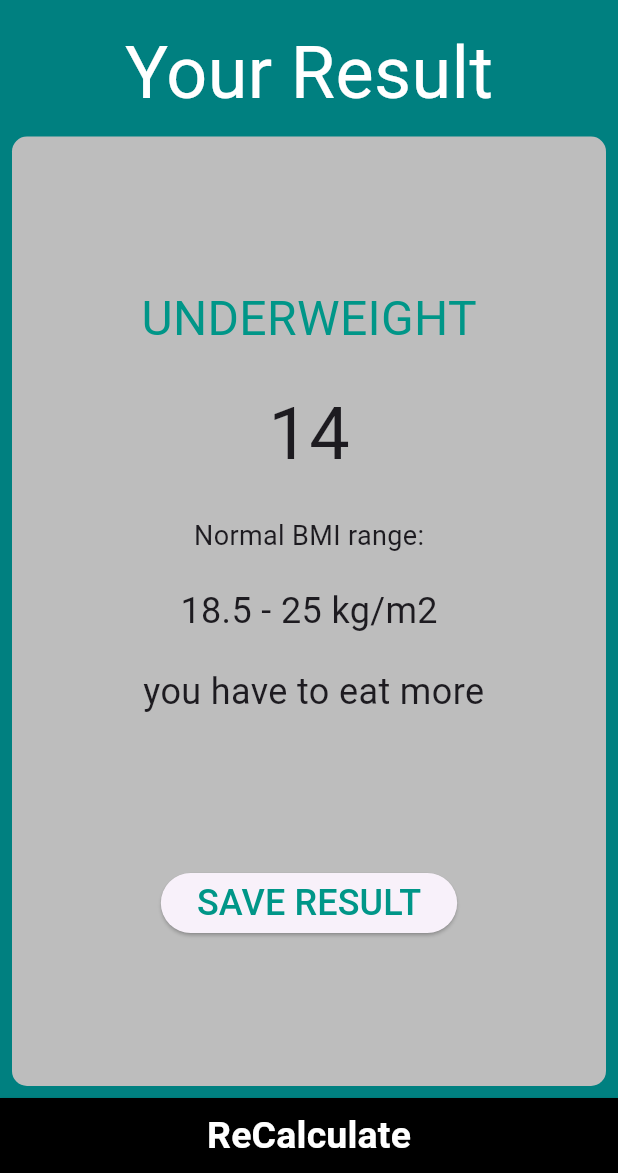
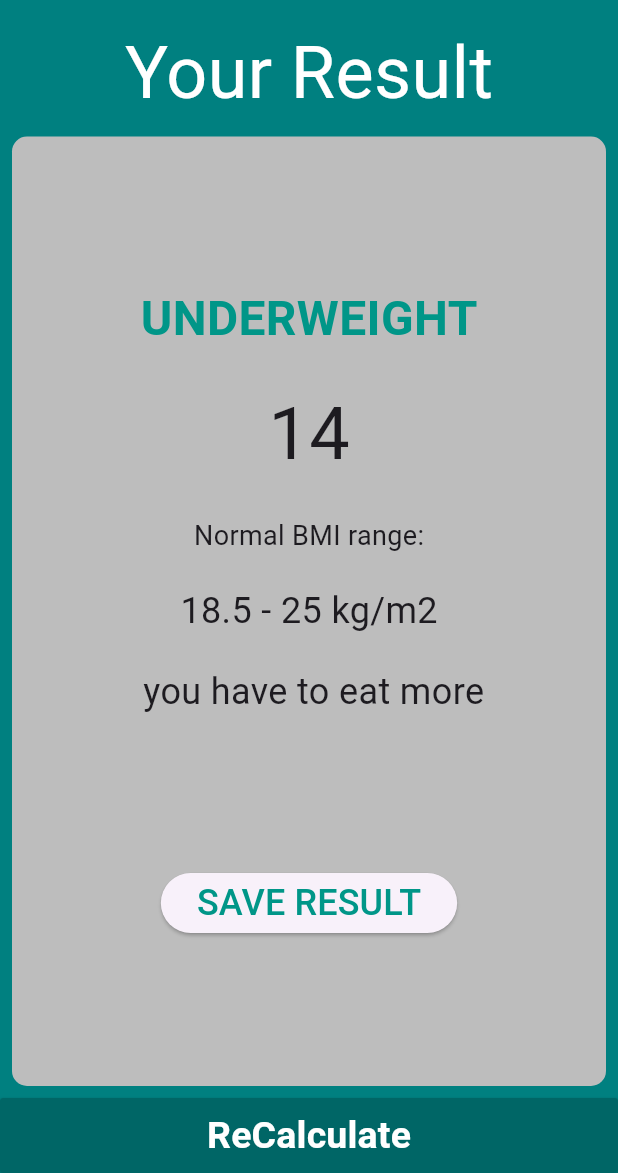
Before and after one commit to nadaalaa22/BMI_advanced, a Flutter app: the screen it shows after launch, after a tap on the "remove" icon, after a tap on the "add" icon, after a tap on "Calculate", on a phone screen of 412 x 824 dp, the part 63-1236 px from its top. Run offline on Flutter 3.47's test engine with Material 2 defaults, Android fonts, the phone set to English and light mode, and no system bars.

Commit message:
'final commit'

```diff
--- a/lib/presentation/pages/BMI_calculater.dart
+++ b/lib/presentation/pages/BMI_calculater.dart
@@ -132,7 +132,7 @@ class _BmiHomeScreenState extends State<BmiHomeScreen> {
             width: double.infinity,
             color: Colors.black,
             child: MaterialButton(
-              color: Colors.purple,
+              color: Colors.teal,
               height: 50.0,
               onPressed: () {
                 var result = AgeWeight.initNumber / pow(height / 100, 2);
--- a/lib/presentation/pages/bmi_result.dart
+++ b/lib/presentation/pages/bmi_result.dart
@@ -41,7 +41,7 @@ class BmiResult extends StatelessWidget {
                     children: [
                       Text(
                         title,
-                        style: const TextStyle(fontSize: 32,color: Colors.teal),
+                        style: const TextStyle(fontSize: 32,color: Colors.teal,fontWeight: FontWeight.bold),
                       ),
                       const SizedBox(height: 20,),
                       Text(
@@ -78,9 +78,9 @@ class BmiResult extends StatelessWidget {
             ),
         Container(
           width: double.infinity,
-          color: Colors.black,
+
           child: MaterialButton(
-            color: Colors.black,
+            color: Color(0xff006666),
             height: 50.0,
             onPressed: () {
               Navigator.pop(context);
--- a/lib/presentation/widgets/male_female.dart
+++ b/lib/presentation/widgets/male_female.dart
@@ -21,7 +21,7 @@ class GenderSelection extends StatelessWidget {
       child: Container(
         decoration: BoxDecoration(
           borderRadius: BorderRadius.circular(10.0),
-          color: isSelected ? Colors.purple[400] : Colors.grey[400],
+          color: isSelected ? Colors.teal : Colors.grey[400],
         ),
         child: Column(
           mainAxisAlignment: MainAxisAlignment.center,
```
